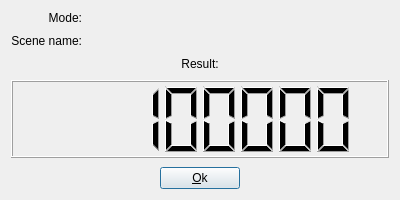
Old version of the form samples/luxmark/resultdialog.ui in the repository LuxCoreRender/LuxCore.
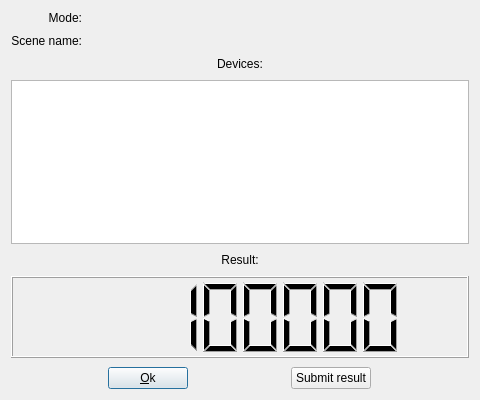
New version of the form. Icons and pictures are not drawn.

Commit message: LuxMark: added the list of devices used in dialog result

Patch:
```diff
--- a/samples/luxmark/resultdialog.ui
+++ b/samples/luxmark/resultdialog.ui
@@ -6,8 +6,8 @@
    <rect>
     <x>0</x>
     <y>0</y>
-    <width>400</width>
-    <height>200</height>
+    <width>480</width>
+    <height>400</height>
    </rect>
   </property>
   <property name="windowTitle">
@@ -80,6 +80,29 @@
     </widget>
    </item>
    <item row="2" column="0" colspan="2">
+    <widget class="QLabel" name="deviceLabel">
+     <property name="text">
+      <string>Devices:</string>
+     </property>
+     <property name="alignment">
+      <set>Qt::AlignCenter</set>
+     </property>
+    </widget>
+   </item>
+   <item row="3" column="0" colspan="2">
+    <widget class="QListView" name="deviceListView">
+     <property name="sizePolicy">
+      <sizepolicy hsizetype="Expanding" vsizetype="Expanding">
+       <horstretch>0</horstretch>
+       <verstretch>2</verstretch>
+      </sizepolicy>
+     </property>
+     <property name="editTriggers">
+      <set>QAbstractItemView::NoEditTriggers</set>
+     </property>
+    </widget>
+   </item>
+   <item row="4" column="0" colspan="2">
     <widget class="QLabel" name="sampleSecLabel">
      <property name="text">
       <string>Result:</string>
@@ -89,7 +112,7 @@
      </property>
     </widget>
    </item>
-   <item row="3" column="0" colspan="2">
+   <item row="5" column="0" colspan="2">
     <widget class="QLCDNumber" name="resultLCD">
      <property name="sizePolicy">
       <sizepolicy hsizetype="Expanding" vsizetype="Expanding">
@@ -105,7 +128,7 @@
      </property>
     </widget>
    </item>
-   <item row="4" column="0" colspan="2">
+   <item row="6" column="0" colspan="2">
     <widget class="QWidget" name="widget" native="true">
      <layout class="QGridLayout" name="gridLayout">
       <property name="margin">
@@ -124,6 +147,19 @@
         </property>
        </widget>
       </item>
+      <item row="0" column="1">
+       <widget class="QPushButton" name="submitButton">
+        <property name="sizePolicy">
+         <sizepolicy hsizetype="Fixed" vsizetype="Fixed">
+          <horstretch>0</horstretch>
+          <verstretch>0</verstretch>
+         </sizepolicy>
+        </property>
+        <property name="text">
+         <string>Submit result</string>
+        </property>
+       </widget>
+      </item>
      </layout>
     </widget>
    </item>
```
Left out of the diff: 19 changed lines with no effect on the pictures. The commit also changes 9 other files.
